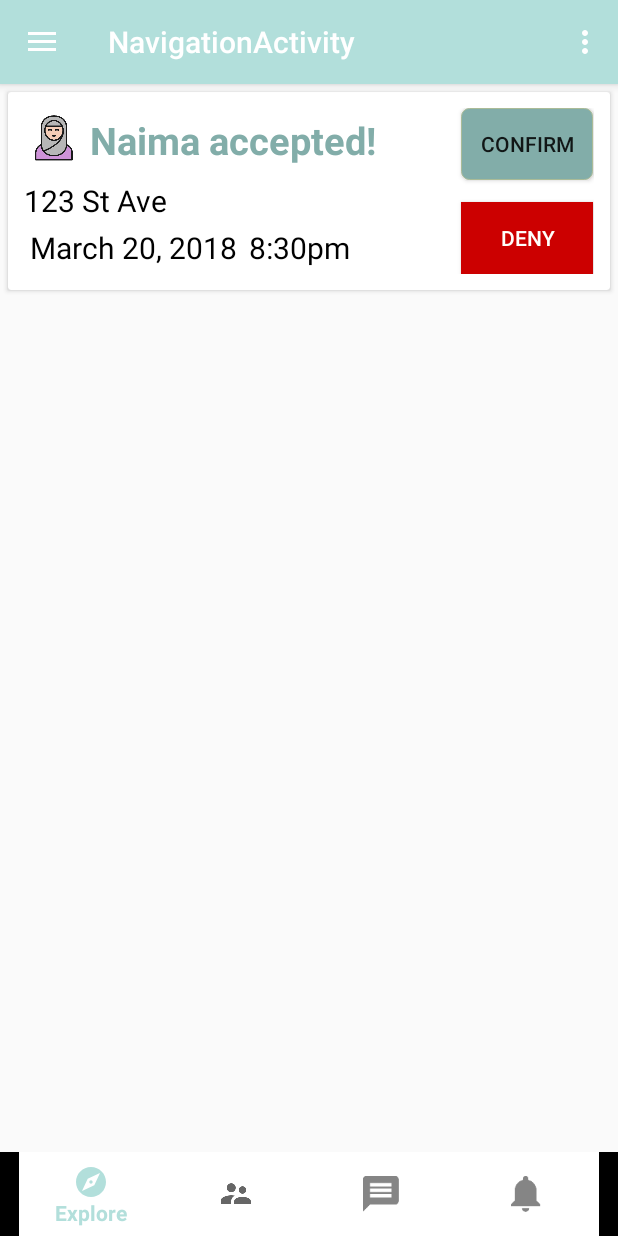
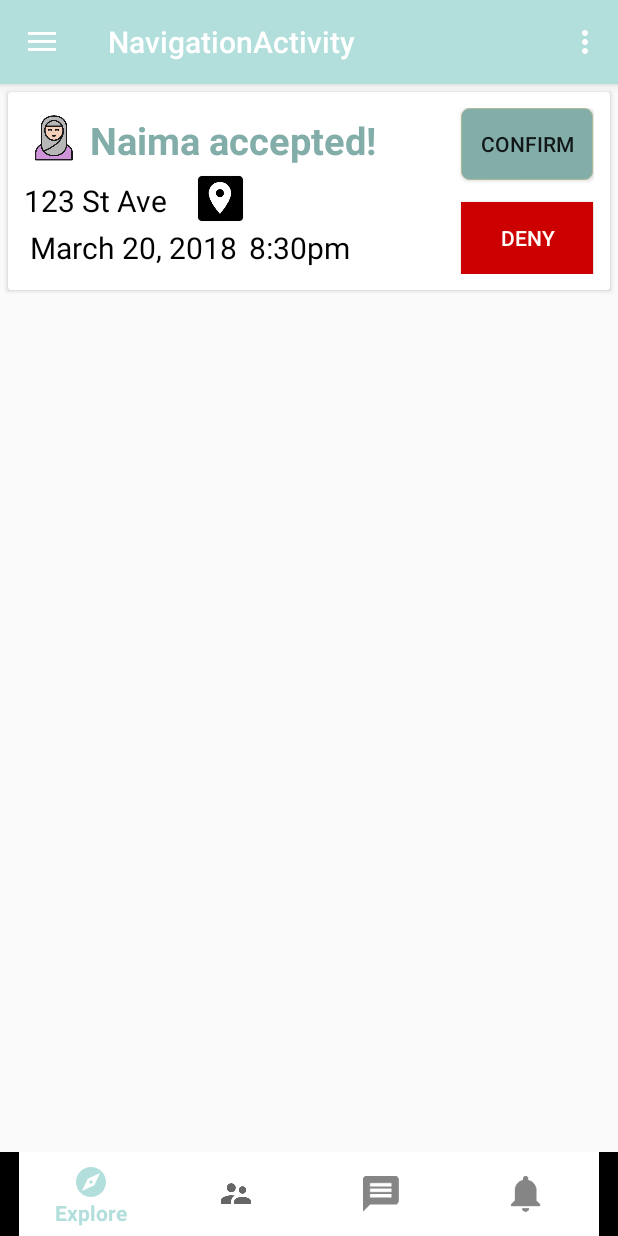
Before and after one commit to bbah93/Capstone_BMWS, an Android app: the fragment NotificationFragment placed in its activity, on a phone screen of 412 x 824 dp. Run offline under Robolectric (Android 15) with nearby library versions, the phone set to English and light mode, and no system bars; our stand-ins replace ButterKnife, CircleImageView, Firebase (no records; nobody signed in at launch, a user with empty details on screens opened directly), Picasso; pictures from the network do not load; 4 statements that could not run were skipped.

Commit message:
added map icon to notification item

```diff
--- a/app/build.gradle
+++ b/app/build.gradle
@@ -4,6 +4,7 @@ dependencies {
     implementation 'com.android.support:support-v4:26.+'
     implementation 'com.android.support:support-vector-drawable:26.1.0'
 }
+
 
 
 
@@ -61,6 +62,9 @@ android {
         compile 'com.firebaseui:firebase-ui:0.6.0'
         implementation 'com.squareup.picasso:picasso:2.71828'
 
+        implementation 'com.google.android.gms:play-services-location:11.8.0'
+        implementation 'com.google.android.gms:play-services-maps:11.8.0'
+
 
     }
     apply plugin: 'com.google.gms.google-services'
--- a/app/src/main/AndroidManifest.xml
+++ b/app/src/main/AndroidManifest.xml
@@ -3,6 +3,9 @@
     package="com.nyc.polymerse">
 
     <uses-permission android:name="android.permission.INTERNET" />
+    <uses-permission android:name="android.permission.ACCESS_COARSE_LOCATION">
+    </uses-permission>
+    <uses-permission android:name="android.permission.ACCESS_FINE_LOCATION"></uses-permission>
 
     <application
         android:allowBackup="true"
--- a/app/src/main/java/com/nyc/polymerse/fragments/NotificationFragment.java
+++ b/app/src/main/java/com/nyc/polymerse/fragments/NotificationFragment.java
@@ -1,6 +1,8 @@
 package com.nyc.polymerse.fragments;
 
 
+import android.content.Intent;
+import android.net.Uri;
 import android.os.Bundle;
 import android.support.v4.app.DialogFragment;
 import android.support.v4.app.Fragment;
@@ -23,6 +25,7 @@ public class NotificationFragment extends Fragment implements View.OnClickListen
     Button cancel;
     Button accept;
     Button deny;
+    Button directions;
     String popUpDesignator = "";
 
 
@@ -40,6 +43,8 @@ public class NotificationFragment extends Fragment implements View.OnClickListen
         cancel = rootView.findViewById(R.id.cancel);
         accept = rootView.findViewById(R.id.confirm);
         deny = rootView.findViewById(R.id.deny);
+        directions = rootView.findViewById(R.id.map_icon);
+        directions.setOnClickListener(this);
         cancel.setOnClickListener(this);
         accept.setOnClickListener(this);
         deny.setOnClickListener(this);
@@ -62,6 +67,12 @@ public class NotificationFragment extends Fragment implements View.OnClickListen
                 popUpDesignator = "Accept";
                 showPopUp();
                 break;
+            case R.id.map_icon:
+                Uri gmmIntentUri = Uri.parse("google.streetview:cbll=46.414382,10.013988");
+                Intent mapIntent = new Intent(Intent.ACTION_VIEW, gmmIntentUri);
+                mapIntent.setPackage("com.google.android.apps.maps");
+                startActivity(mapIntent);
+                break;
         }
 
     }
--- a/app/src/main/res/layout/user_notification_item.xml
+++ b/app/src/main/res/layout/user_notification_item.xml
@@ -117,6 +117,14 @@
         app:layout_constraintLeft_toRightOf="@id/user_avatar_user_results"
         app:layout_constraintTop_toBottomOf="@id/learning_field" />
 
+    <Button
+        android:id="@+id/map_icon"
+        android:layout_width="30dp"
+        android:layout_height="30dp"
+        android:layout_above="@+id/date"
+        android:layout_toStartOf="@+id/time"
+        android:background="@mipmap/place" />
+
 </RelativeLayout>
 
 </android.support.v7.widget.CardView>
```
